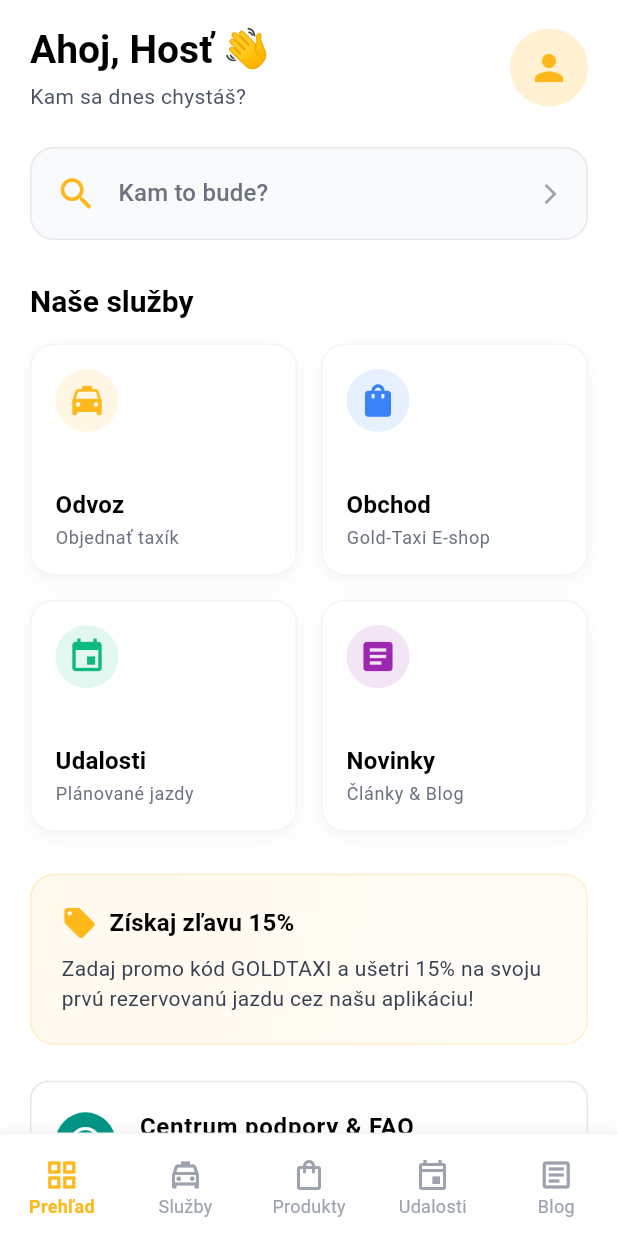
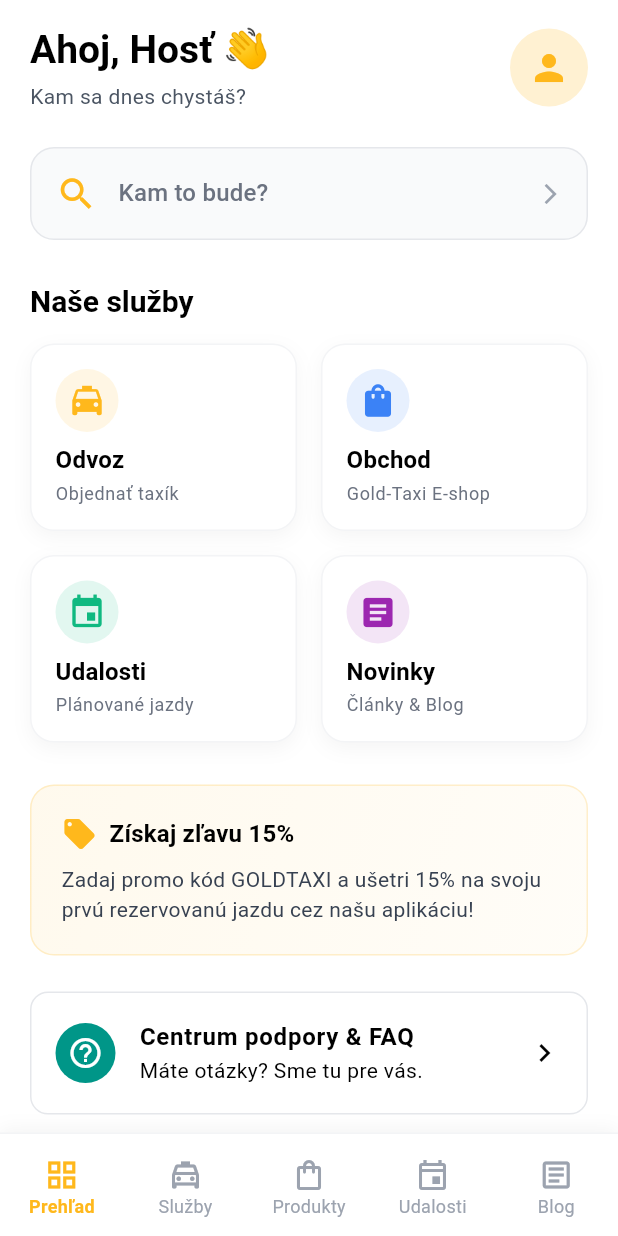
Before and after one commit to youh4ck3dme/gold-taxi-clean-2026, a Flutter app: the HomePage screen opened by its route, on a phone screen of 412 x 824 dp. Run offline on Flutter 3.47's test engine with Material 3 defaults, Android fonts, the phone set to English and light mode, and no system bars; our stand-ins replace app_links, connectivity_plus, dio, equatable, firebase_auth, firebase_core and 14 more; accounts and stored records are empty.

Commit message:
fix: resolve RenderFlex overflows on HomePage and add responsive grid constraints

```diff
--- a/lib/features/home/presentation/pages/home_page.dart
+++ b/lib/features/home/presentation/pages/home_page.dart
@@ -38,11 +38,14 @@ class HomePage extends StatelessWidget {
                       Row(
                         mainAxisAlignment: MainAxisAlignment.spaceBetween,
                         children: [
-                          Column(
+                          Expanded(
+                            child: Column(
                               crossAxisAlignment: CrossAxisAlignment.start,
                               children: [
                                 Text(
                                   'Ahoj, $userName 👋',
+                                  maxLines: 1,
+                                  overflow: TextOverflow.ellipsis,
                                   style: Theme.of(context).textTheme.headlineMedium?.copyWith(
                                         fontWeight: FontWeight.bold,
                                         fontSize: 26,
@@ -51,12 +54,16 @@ class HomePage extends StatelessWidget {
                                 const SizedBox(height: 4),
                                 Text(
                                   'Kam sa dnes chystáš?',
+                                  maxLines: 1,
+                                  overflow: TextOverflow.ellipsis,
                                   style: Theme.of(context).textTheme.bodyMedium?.copyWith(
                                         color: isDarkMode ? AppColors.grey400 : AppColors.grey600,
                                       ),
                                 ),
                               ],
                             ),
+                          ),
+                          const SizedBox(width: 12),
                           GestureDetector(
                             onTap: () => context.push('/profile'),
                             child: CircleAvatar(
@@ -129,13 +136,15 @@ class HomePage extends StatelessWidget {
                       const SizedBox(height: 16),
 
                       // Grid of Services (Bolt Category Cards)
-                      GridView.count(
+                      GridView(
                         shrinkWrap: true,
                         physics: const NeverScrollableScrollPhysics(),
-                        crossAxisCount: 2,
+                        gridDelegate: const SliverGridDelegateWithMaxCrossAxisExtent(
+                          maxCrossAxisExtent: 220,
                           crossAxisSpacing: 16,
                           mainAxisSpacing: 16,
-                        childAspectRatio: 1.15,
+                          mainAxisExtent: 125,
+                        ),
                         children: [
                           _buildServiceCard(
                             context: context,
@@ -202,11 +211,13 @@ class HomePage extends StatelessWidget {
                                   size: 24,
                                 ),
                                 const SizedBox(width: 8),
-                                Text(
+                                Expanded(
+                                  child: Text(
                                     'Získaj zľavu 15%',
                                     style: Theme.of(context).textTheme.titleMedium?.copyWith(
                                           fontWeight: FontWeight.bold,
                                           color: isDarkMode ? AppColors.white : AppColors.black,
+                                        ),
                                   ),
                                 ),
                               ],
@@ -329,11 +340,15 @@ class HomePage extends StatelessWidget {
                 size: 26,
               ),
             ),
-            Column(
+            Expanded(
+              child: Column(
                 crossAxisAlignment: CrossAxisAlignment.start,
+                mainAxisAlignment: MainAxisAlignment.end,
                 children: [
                   Text(
                     title,
+                    maxLines: 1,
+                    overflow: TextOverflow.ellipsis,
                     style: Theme.of(context).textTheme.titleMedium?.copyWith(
                           fontWeight: FontWeight.bold,
                           fontSize: 16,
@@ -351,6 +366,7 @@ class HomePage extends StatelessWidget {
                   ),
                 ],
               ),
+            ),
           ],
         ),
       ),
```
Lines whose indentation alone changed are shown as unchanged.
